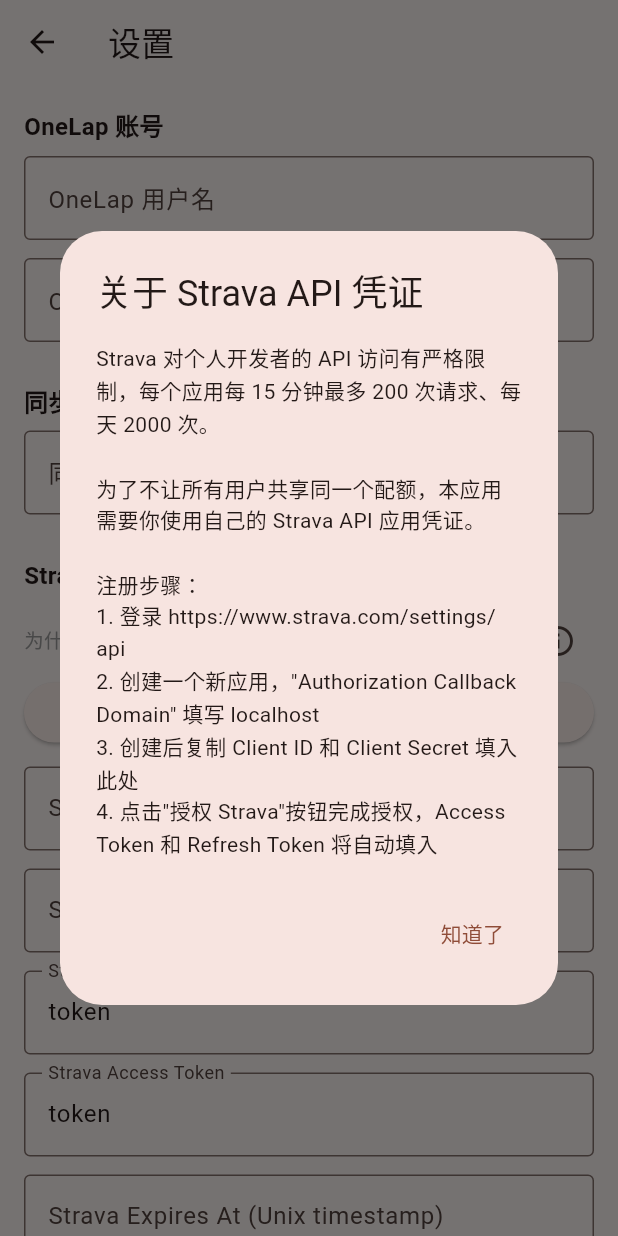
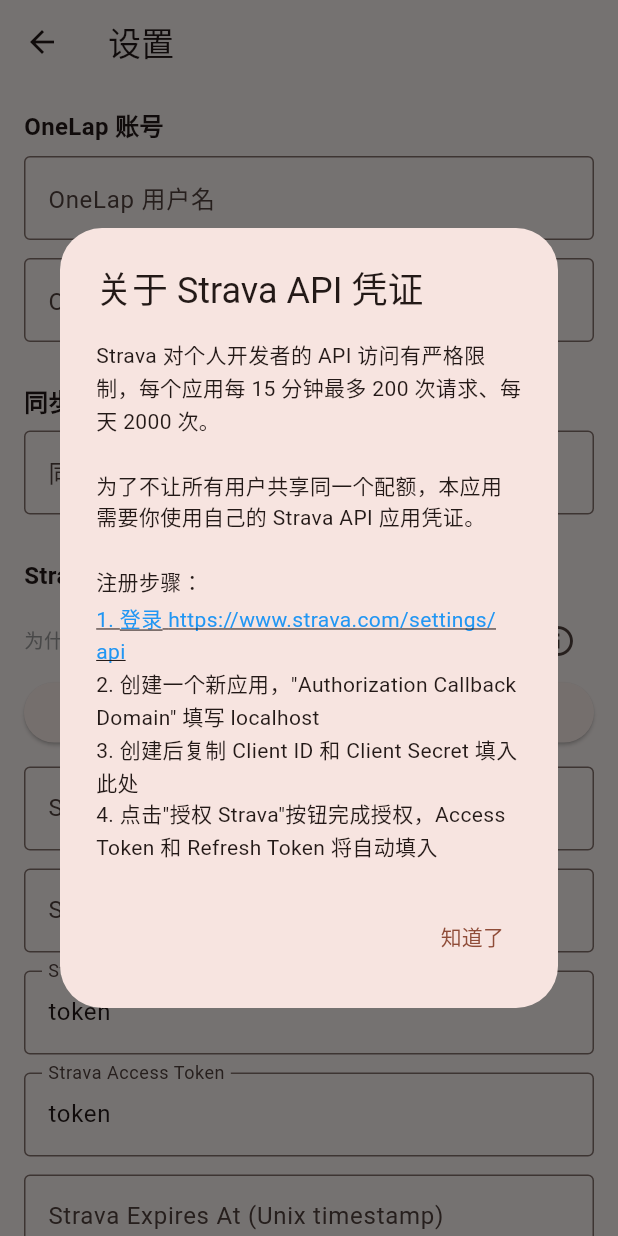
Before and after one commit to SethShen/Onelap-Strava-GoGoGo, a Flutter app: the SettingsScreen screen opened directly, after a tap on the "info outline" icon, on a phone screen of 412 x 824 dp. Run offline on Flutter 3.47's test engine with Material 3 defaults, Android fonts, the light colour scheme and no system bars; our stand-ins replace cookie_jar, dio, dio_cookie_manager, flutter_secure_storage, webview_flutter; accounts and stored records are empty.

Commit message:
Rename app to 顽爪爪同步/WanSync; make Strava API link tappable via url_launcher

```diff
--- a/lib/main.dart
+++ b/lib/main.dart
@@ -11,7 +11,7 @@
   @override
   Widget build(BuildContext context) {
     return MaterialApp(
-      title: 'OneLap → Strava',
+      title: 'WanSync',
       theme: ThemeData(
         colorScheme: ColorScheme.fromSeed(seedColor: Colors.deepOrange),
         useMaterial3: true,
--- a/lib/screens/home_screen.dart
+++ b/lib/screens/home_screen.dart
@@ -156,7 +156,7 @@
   Widget build(BuildContext context) {
     return Scaffold(
       appBar: AppBar(
-        title: const Text('OneLap → Strava'),
+        title: const Text('顽爪爪同步'),
         actions: [
           IconButton(
             icon: const Icon(Icons.info_outline),
--- a/lib/screens/settings_screen.dart
+++ b/lib/screens/settings_screen.dart
@@ -1,4 +1,5 @@
 import 'package:flutter/material.dart';
+import 'package:url_launcher/url_launcher.dart';
 import '../services/settings_service.dart';
 import 'strava_auth_screen.dart';
 
@@ -109,20 +110,45 @@
   }
 
   void _showStravaApiInfo() {
+    const stravaApiUrl = 'https://www.strava.com/settings/api';
     showDialog<void>(
       context: context,
       builder: (ctx) => AlertDialog(
         title: const Text('关于 Strava API 凭证'),
-        content: const SingleChildScrollView(
-          child: Text(
+        content: SingleChildScrollView(
+          child: Column(
+            crossAxisAlignment: CrossAxisAlignment.start,
+            mainAxisSize: MainAxisSize.min,
+            children: [
+              const Text(
                 'Strava 对个人开发者的 API 访问有严格限制，每个应用每 15 分钟最多 200 次请求、每天 2000 次。\n\n'
                 '为了不让所有用户共享同一个配额，本应用需要你使用自己的 Strava API 应用凭证。\n\n'
-            '注册步骤：\n'
-            '1. 登录 https://www.strava.com/settings/api\n'
+                '注册步骤：',
+                style: TextStyle(fontSize: 14, height: 1.5),
+              ),
+              const SizedBox(height: 4),
+              InkWell(
+                onTap: () => launchUrl(
+                  Uri.parse(stravaApiUrl),
+                  mode: LaunchMode.externalApplication,
+                ),
+                child: const Text(
+                  '1. 登录 https://www.strava.com/settings/api',
+                  style: TextStyle(
+                    fontSize: 14,
+                    height: 1.5,
+                    color: Colors.blue,
+                    decoration: TextDecoration.underline,
+                  ),
+                ),
+              ),
+              const Text(
                 '2. 创建一个新应用，"Authorization Callback Domain" 填写 localhost\n'
                 '3. 创建后复制 Client ID 和 Client Secret 填入此处\n'
                 '4. 点击"授权 Strava"按钮完成授权，Access Token 和 Refresh Token 将自动填入',
                 style: TextStyle(fontSize: 14, height: 1.5),
+              ),
+            ],
           ),
         ),
         actions: [
--- a/pubspec.yaml
+++ b/pubspec.yaml
@@ -37,6 +37,7 @@
   flutter_secure_storage: ^9.2.2
   path_provider: ^2.1.4
   webview_flutter: ^4.10.0
+  url_launcher: ^6.3.0
 
 dev_dependencies:
   flutter_test:
```
Also changed, not shown: pubspec.lock, 6 other files. Lines whose indentation alone changed are shown as unchanged.
